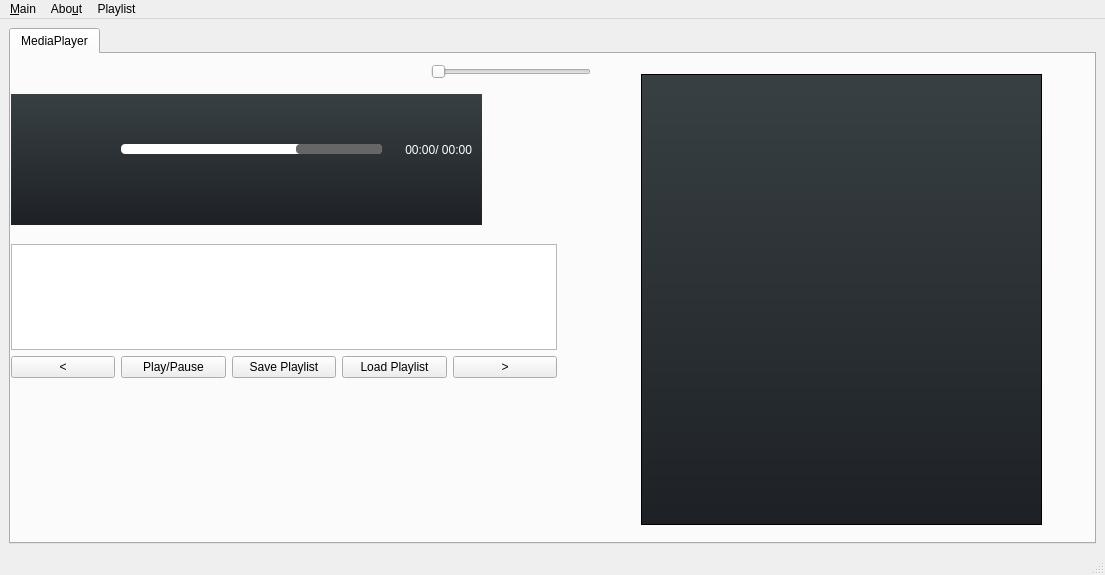
Old version of the form mainwindow.ui in the repository netpipe/qPlay.
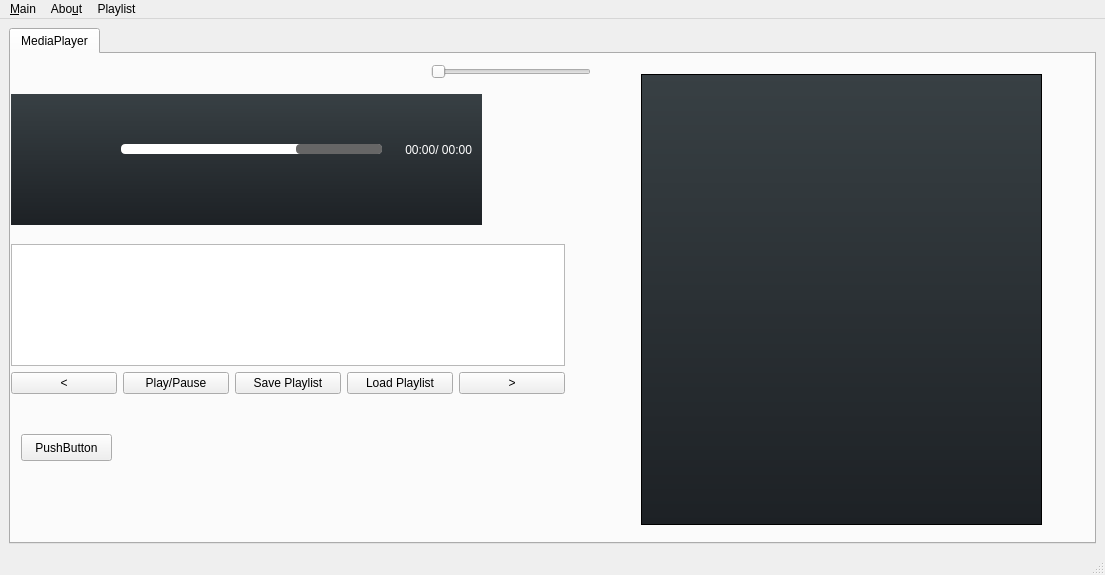
New version of the form. Icons and pictures are not drawn.

```diff
--- a/mainwindow.ui
+++ b/mainwindow.ui
@@ -21,7 +21,7 @@
   </property>
   <widget class="QWidget" name="centralwidget">
    <layout class="QGridLayout" name="gridLayout_3">
-    <item row="0" column="0">
+    <item row="1" column="0">
      <widget class="QTabWidget" name="uitabwidget_2">
       <property name="currentIndex">
        <number>0</number>
@@ -455,8 +455,8 @@
          <rect>
           <x>0</x>
           <y>190</y>
-          <width>546</width>
-          <height>134</height>
+          <width>554</width>
+          <height>150</height>
          </rect>
         </property>
         <layout class="QVBoxLayout" name="verticalLayout_4">
@@ -517,6 +517,29 @@
          <enum>Qt::Horizontal</enum>
         </property>
        </widget>
+       <widget class="QWidget" name="vidplayer" native="true">
+        <property name="geometry">
+         <rect>
+          <x>100</x>
+          <y>350</y>
+          <width>481</width>
+          <height>121</height>
+         </rect>
+        </property>
+       </widget>
+       <widget class="QPushButton" name="pushButton">
+        <property name="geometry">
+         <rect>
+          <x>10</x>
+          <y>380</y>
+          <width>91</width>
+          <height>27</height>
+         </rect>
+        </property>
+        <property name="text">
+         <string>PushButton</string>
+        </property>
+       </widget>
        <zorder>label_bgr</zorder>
        <zorder>verticalLayoutWidget</zorder>
        <zorder>label_3</zorder>
```
Left out of the diff: 2 changed lines with no effect on the pictures.
